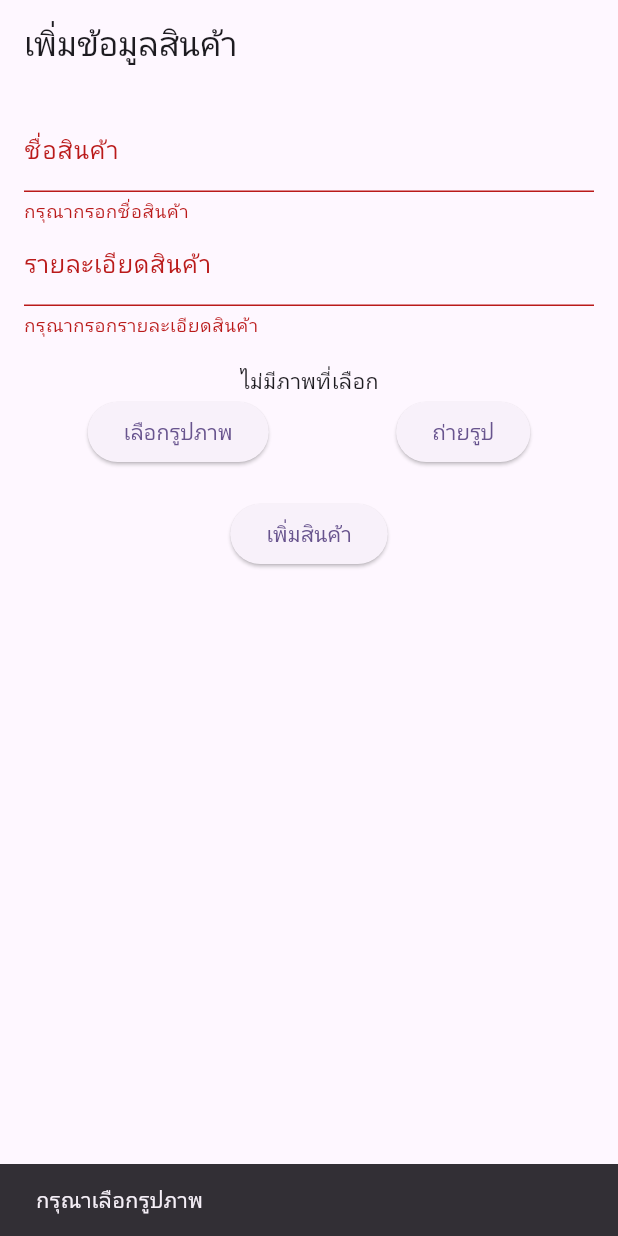
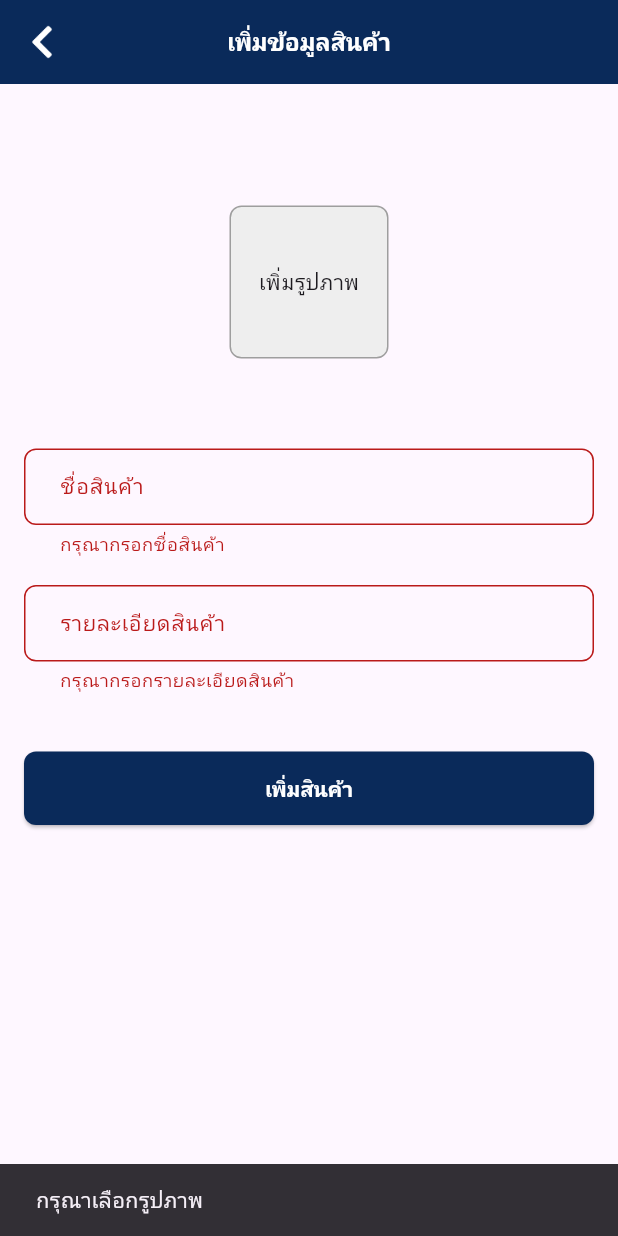
Before and after one commit to Thipparat07/Delivery-Application, a Flutter app: the AddProductPage screen opened directly, after a tap on "เพิ่มสินค้า", on a phone screen of 412 x 824 dp. Run offline on Flutter 3.47's test engine with Material 3 defaults, Android fonts, the phone set to English and light mode, and no system bars; our stand-ins replace firebase_core, geocoding, geolocator, get, get_storage, google_maps_flutter and 3 more; accounts and stored records are empty.

Commit message:
แก้ไขการโหลด

```diff
--- a/lib/addProduct.dart
+++ b/lib/addProduct.dart
@@ -2,25 +2,12 @@ import 'dart:developer';
 import 'dart:convert';
 import 'package:flutter/material.dart';
 import 'package:flutter_delivery_1/Product.dart';
+import 'package:flutter_delivery_1/config/config.dart';
 import 'package:http_parser/http_parser.dart';
 import 'package:image_picker/image_picker.dart';
 import 'dart:io';
 import 'package:http/http.dart' as http;
 import 'package:get/get.dart';
-
-void main() {
-  runApp(MyApp());
-}
-
-class MyApp extends StatelessWidget {
-  @override
-  Widget build(BuildContext context) {
-    return MaterialApp(
-      title: 'เพิ่มข้อมูลสินค้า',
-      home: AddProductPage(),
-    );
-  }
-}
 
 class AddProductPage extends StatefulWidget {
   @override
@@ -31,9 +18,21 @@ class _AddProductPageState extends State<AddProductPage> {
   final _formKey = GlobalKey<FormState>();
   String _productName = '';
   String _productDescription = '';
-  File? _image;
+  File? _image; // สำหรับรูปที่เลือกหรือถ่าย
 
   final ImagePicker _picker = ImagePicker();
+
+  String url = '';
+
+  @override
+  void initState() {
+    super.initState();
+    Configuration.getConfig().then(
+      (config) {
+        url = config['apiEndpoint'];
+      },
+    );
+  }
 
   Future<void> _pickImage() async {
     final XFile? image = await _picker.pickImage(source: ImageSource.gallery);
@@ -52,21 +51,28 @@ class _AddProductPageState extends State<AddProductPage> {
       });
     }
   }
+
+  bool _isLoading = false; // Loading state
+
   Future<void> _addProduct() async {
     if (_formKey.currentState!.validate() && _image != null) {
+      setState(() {
+        _isLoading = true; // Start loading
+      });
+
       final request = http.MultipartRequest(
         'POST',
-      Uri.parse('http://10.0.2.2:3000/add/products'), // เปลี่ยน URL เป็น API ของคุณ
+        Uri.parse('$url/add/products'), // Change to your API URL
       );
 
       request.fields['name'] = _productName;
       request.fields['description'] = _productDescription;
 
-    // เพิ่มไฟล์รูปภาพไปยังคำขอ
+      // Add image file to the request
       request.files.add(await http.MultipartFile.fromPath(
-      'image', // ชื่อฟิลด์ที่ API คาดหวัง
+        'image', // API expects this field name
         _image!.path,
-      contentType: MediaType('image', 'jpeg'), // เปลี่ยนตามประเภทไฟล์ที่คุณอัปโหลด
+        contentType: MediaType('image', 'jpeg'), // Adjust based on file type
       ));
 
       try {
@@ -74,13 +80,14 @@ Future<void> _addProduct() async {
 
         if (response.statusCode == 201) {
           final responseData = await response.stream.toBytes();
-        final responseString = utf8.decode(responseData); // แปลงข้อมูลที่ได้รับเป็นข้อความ
+          final responseString =
+              utf8.decode(responseData); // Convert received data to string
 
           log('เพิ่มสินค้าเรียบร้อยแล้ว: $responseString');
             ScaffoldMessenger.of(context).showSnackBar(
               SnackBar(content: Text('เพิ่มสินค้าเรียบร้อยแล้ว')),
             );
-        Get.to(() => ProductListPage());
+            Get.back(result: true); // ส่งผลลัพธ์กลับไปหน้า ProductListPage
         } else {
           log('เกิดข้อผิดพลาดในการเพิ่มสินค้า: ${response.reasonPhrase}');
           ScaffoldMessenger.of(context).showSnackBar(
@@ -92,6 +99,10 @@ Future<void> _addProduct() async {
         ScaffoldMessenger.of(context).showSnackBar(
           SnackBar(content: Text('ข้อผิดพลาดในการเชื่อมต่อ')),
         );
+      } finally {
+        setState(() {
+          _isLoading = false; // Stop loading
+        });
       }
     } else {
       if (_image == null) {
@@ -103,11 +114,88 @@ Future<void> _addProduct() async {
     }
   }
 
+  void _showImageSourceDialog() {
+    showDialog(
+      context: context,
+      builder: (context) {
+        return AlertDialog(
+          title: Center(
+            child: Text(
+              'เลือกวิธีการอัปโหลดรูปภาพ',
+              style: TextStyle(
+                fontSize: 16,
+                fontWeight: FontWeight.bold,
+                color: Colors.black,
+              ),
+            ),
+          ),
+          backgroundColor: Color(0xFF7FB2FF),
+          shape: RoundedRectangleBorder(
+            borderRadius: BorderRadius.circular(7.0),
+          ),
+          actions: [
+            Row(
+              mainAxisAlignment: MainAxisAlignment.spaceEvenly,
+              children: [
+                TextButton(
+                  onPressed: () {
+                    Navigator.pop(context);
+                    _takePhoto();
+                  },
+                  child: Text(
+                    'ถ่ายรูป',
+                    style: TextStyle(
+                      fontSize: 14,
+                      color: Colors.black,
+                    ),
+                  ),
+                ),
+                TextButton(
+                  onPressed: () {
+                    Navigator.pop(context);
+                    _pickImage();
+                  },
+                  child: Text(
+                    'เลือกรูปภาพจากแกลเลอรี',
+                    style: TextStyle(
+                      fontSize: 14,
+                      color: Colors.black,
+                    ),
+                  ),
+                ),
+              ],
+            ),
+          ],
+        );
+      },
+    );
+  }
+
   @override
   Widget build(BuildContext context) {
     return Scaffold(
       appBar: AppBar(
-        title: Text('เพิ่มข้อมูลสินค้า'),
+        title: Text(
+          'เพิ่มข้อมูลสินค้า',
+          style: TextStyle(
+            color: Colors.white,
+            fontSize: 16,
+            fontWeight: FontWeight.bold,
+          ),
+        ),
+        backgroundColor: Color(0xFF0A2A5A),
+        leading: IconButton(
+          icon: Image.asset(
+            'asset/images/icon_back.png',
+            width: 25,
+            height: 29.32,
+            color: Colors.white,
+          ),
+          onPressed: () {
+            Navigator.pop(context);
+          },
+        ),
+        centerTitle: true,
       ),
       body: Padding(
         padding: const EdgeInsets.all(16.0),
@@ -115,8 +203,54 @@ Future<void> _addProduct() async {
           key: _formKey,
           child: Column(
             children: [
+              SizedBox(height: 65),
+              GestureDetector(
+                onTap: _showImageSourceDialog, // เรียกฟังก์ชันเมื่อกดที่กล่อง
+                child: Container(
+                  width: 106,
+                  height: 102,
+                  decoration: BoxDecoration(
+                    border: Border.all(color: Colors.grey),
+                    borderRadius: BorderRadius.circular(8),
+                    color: Colors.grey[200],
+                  ),
+                  child: ClipRRect(
+                    borderRadius: BorderRadius.circular(8),
+                    child: _image != null
+                        ? Image.file(
+                            _image!,
+                            fit: BoxFit.cover,
+                            width: 106,
+                            height: 102,
+                          )
+                        : Center(
+                            child: Text('เพิ่มรูปภาพ'),
+                          ),
+                  ),
+                ),
+              ),
+              SizedBox(height: 60), // ปรับระยะห่างระหว่างช่องแสดงรูปภาพและปุ่ม
               TextFormField(
-                decoration: InputDecoration(labelText: 'ชื่อสินค้า'),
+                decoration: InputDecoration(
+                  labelText: 'ชื่อสินค้า',
+                  labelStyle: TextStyle(
+                    fontSize: 14,
+                  ),
+                  border: OutlineInputBorder(
+                    borderRadius: BorderRadius.circular(8),
+                    borderSide: BorderSide(
+                      color: Colors.grey,
+                      width: 1.5,
+                    ),
+                  ),
+                  contentPadding: EdgeInsets.symmetric(
+                    vertical: 15,
+                    horizontal: 20,
+                  ),
+                ),
+                style: TextStyle(
+                  fontSize: 14,
+                ),
                 validator: (value) {
                   if (value == null || value.isEmpty) {
                     return 'กรุณากรอกชื่อสินค้า';
@@ -129,8 +263,28 @@ Future<void> _addProduct() async {
                   });
                 },
               ),
+              SizedBox(height: 20),
               TextFormField(
-                decoration: InputDecoration(labelText: 'รายละเอียดสินค้า'),
+                decoration: InputDecoration(
+                  labelText: 'รายละเอียดสินค้า',
+                  labelStyle: TextStyle(
+                    fontSize: 14,
+                  ),
+                  border: OutlineInputBorder(
+                    borderRadius: BorderRadius.circular(8),
+                    borderSide: BorderSide(
+                      color: Colors.grey,
+                      width: 1.5,
+                    ),
+                  ),
+                  contentPadding: EdgeInsets.symmetric(
+                    vertical: 15,
+                    horizontal: 20,
+                  ),
+                ),
+                style: TextStyle(
+                  fontSize: 14,
+                ),
                 validator: (value) {
                   if (value == null || value.isEmpty) {
                     return 'กรุณากรอกรายละเอียดสินค้า';
@@ -143,33 +297,25 @@ Future<void> _addProduct() async {
                   });
                 },
               ),
-              SizedBox(height: 20),
-              // แสดงรูปภาพที่เลือกหรือถ่าย
-              _image != null
-                  ? Image.file(
-                      _image!,
-                      height: 150,
-                      width: 150,
-                      fit: BoxFit.cover,
-                    )
-                  : Text('ไม่มีภาพที่เลือก'),
-              Row(
-                mainAxisAlignment: MainAxisAlignment.spaceAround,
-                children: [
-                  ElevatedButton(
-                    onPressed: _pickImage,
-                    child: Text('เลือกรูปภาพ'),
-                  ),
-                  ElevatedButton(
-                    onPressed: _takePhoto,
-                    child: Text('ถ่ายรูป'),
-                  ),
-                ],
-              ),
-              SizedBox(height: 20),
-              ElevatedButton(
+              SizedBox(height: 40),
+              SizedBox(
+                width: double
+                    .infinity, // ปรับให้ปุ่มมีความกว้างเท่ากับขนาดของหน้าจอ
+                child: ElevatedButton(
                   onPressed: _addProduct,
                   child: Text('เพิ่มสินค้า'),
+                  style: ElevatedButton.styleFrom(
+                    padding: EdgeInsets.symmetric(vertical: 15),
+                    textStyle: TextStyle(
+                      fontSize: 14,
+                      fontWeight: FontWeight.bold,
+                    ),
+                    backgroundColor: Color(0xFF0A2A5A),
+                    foregroundColor: Colors.white,
+                    shape: RoundedRectangleBorder(
+                        borderRadius: BorderRadius.circular(8)),
+                  ),
+                ),
               ),
             ],
           ),
```
Also changed, not shown: lib/Product.dart (+8 -5 lines). Lines whose indentation alone changed are shown as unchanged.
